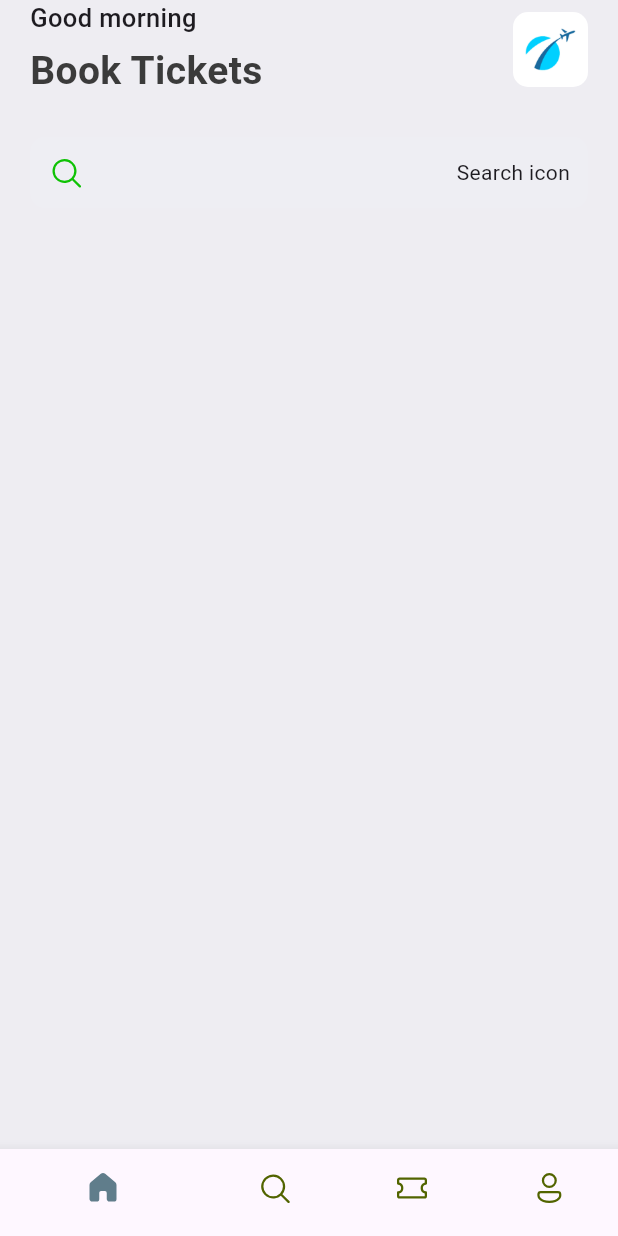
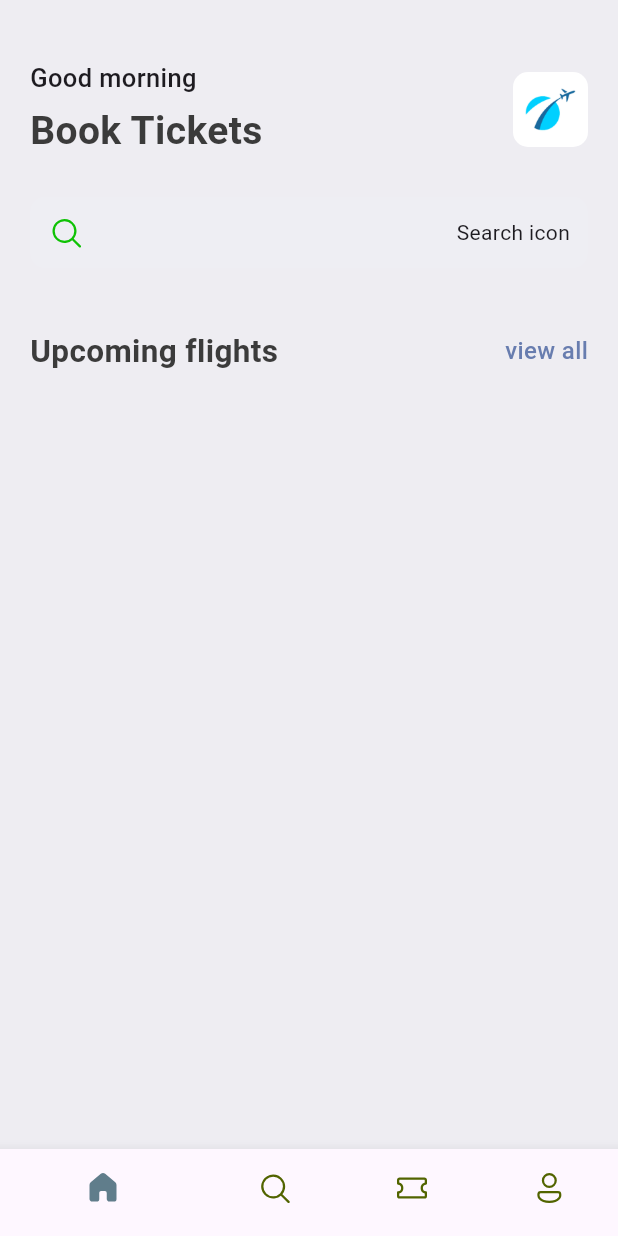
Before and after one commit to DevAiKaiSys/flutter-tutorials, a Flutter app: the screen it shows after launch, on a phone screen of 412 x 824 dp. Run offline on Flutter 3.47's test engine with Material 3 defaults, Android fonts, the phone set to English and light mode, and no system bars; our stand-ins replace fluentui_icons.

Commit message:
Understand and create a reusable widget

```diff
--- a/ticket_app/lib/resentation_layer/base/res/styles/app_styles.dart
+++ b/ticket_app/lib/resentation_layer/base/res/styles/app_styles.dart
@@ -6,9 +6,18 @@ class AppStyles {
   static Color primaryColor = primary;
   static Color bgColor = const Color(0xFFEEEDF2);
   static Color textColor = const Color(0xFF3b3b3b);
-
+  static TextStyle textStyle = TextStyle(
+    fontSize: 16,
+    fontWeight: FontWeight.w500,
+    color: textColor,
+  );
   static TextStyle headLineStyle1 = TextStyle(
     fontSize: 26,
+    fontWeight: FontWeight.bold,
+    color: textColor,
+  );
+  static TextStyle headLineStyle2 = TextStyle(
+    fontSize: 21,
     fontWeight: FontWeight.bold,
     color: textColor,
   );
--- /dev/null
+++ b/ticket_app/lib/resentation_layer/base/widgets/app_double_text.dart
@@ -0,0 +1,26 @@
+import 'package:flutter/material.dart';
+import 'package:ticket_app/resentation_layer/base/res/styles/app_styles.dart';
+
+class AppDoubleText extends StatelessWidget {
+  const AppDoubleText(
+      {super.key, required this.bigText, required this.smallText});
+  final String bigText;
+  final String smallText;
+
+  @override
+  Widget build(BuildContext context) {
+    return Row(
+      mainAxisAlignment: MainAxisAlignment.spaceBetween,
+      children: [
+        Text(bigText, style: AppStyles.headLineStyle2),
+        InkWell(
+          onTap: () {},
+          child: Text(
+            smallText,
+            style: AppStyles.textStyle.copyWith(color: AppStyles.primaryColor),
+          ),
+        )
+      ],
+    );
+  }
+}
--- a/ticket_app/lib/resentation_layer/screens/home_screen.dart
+++ b/ticket_app/lib/resentation_layer/screens/home_screen.dart
@@ -2,6 +2,7 @@ import 'package:fluentui_icons/fluentui_icons.dart';
 import 'package:flutter/material.dart';
 import 'package:ticket_app/resentation_layer/base/res/media.dart';
 import 'package:ticket_app/resentation_layer/base/res/styles/app_styles.dart';
+import 'package:ticket_app/resentation_layer/base/widgets/app_double_text.dart';
 
 class HomeScreen extends StatelessWidget {
   const HomeScreen({super.key});
@@ -12,6 +13,7 @@ class HomeScreen extends StatelessWidget {
       backgroundColor: AppStyles.bgColor,
       body: ListView(
         children: [
+          const SizedBox(height: 40),
           Container(
             padding: const EdgeInsets.symmetric(horizontal: 20),
             child: Column(
@@ -64,9 +66,14 @@ class HomeScreen extends StatelessWidget {
                     ],
                   ),
                 ),
+                const SizedBox(height: 40),
+                const AppDoubleText(
+                  bigText: "Upcoming flights",
+                  smallText: "view all",
+                ),
               ],
             ),
-          )
+          ),
         ],
       ),
     );
```
